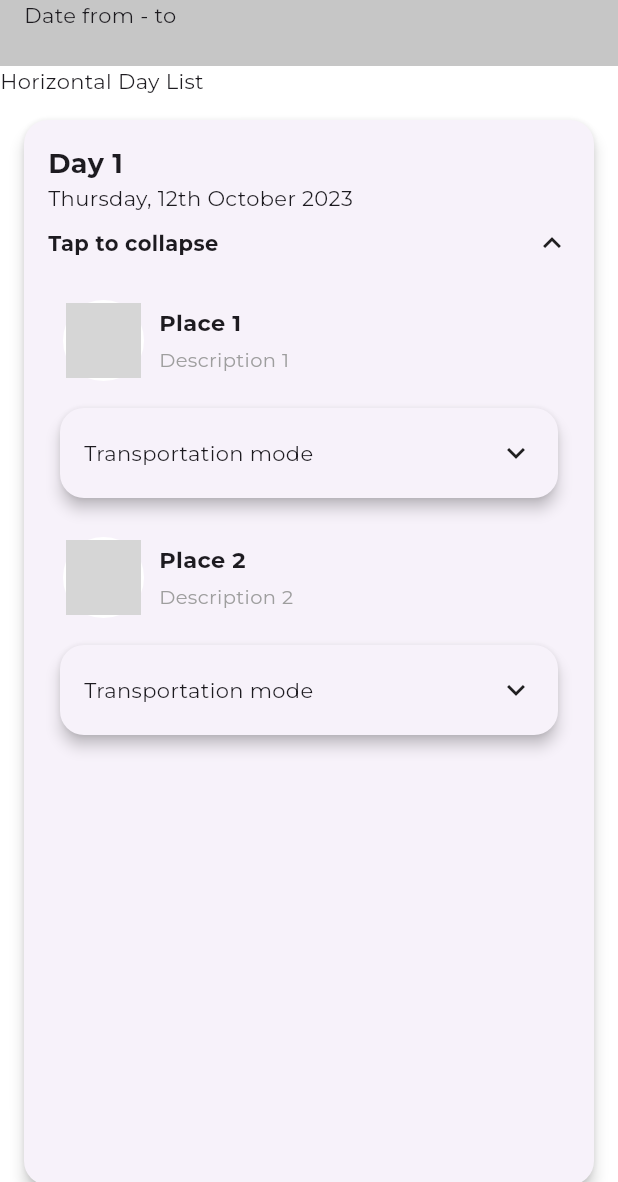
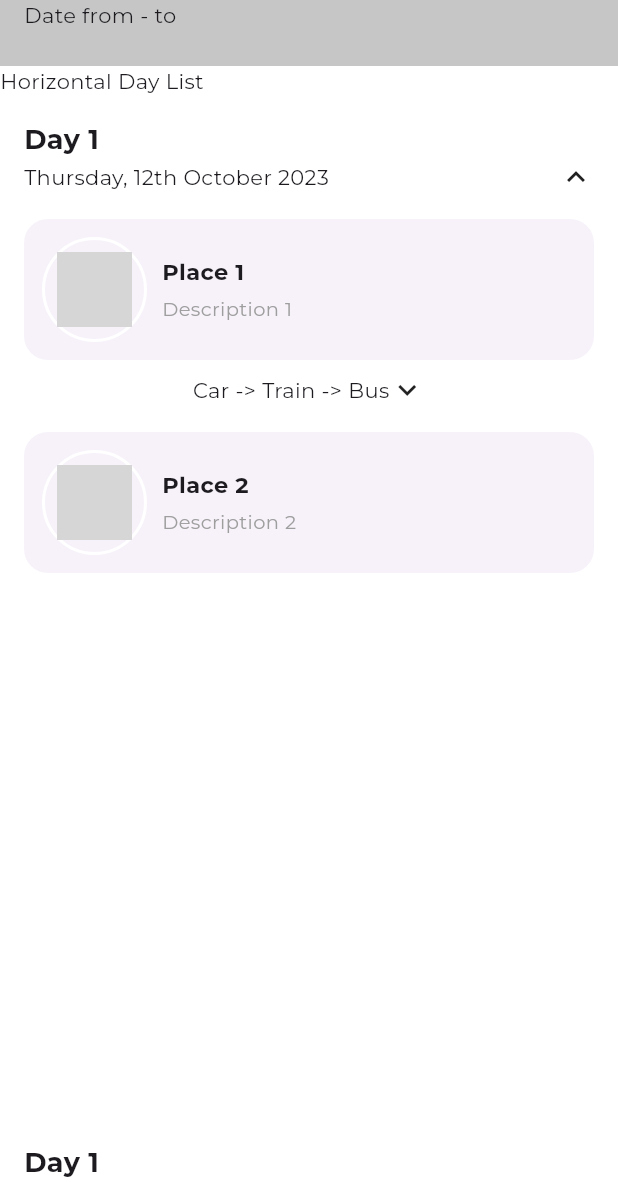
Before and after one commit to Thun-2004/triptery, a Flutter app: the screen it shows after launch, after a tap on "Day 1", on a phone screen of 412 x 824 dp, the part 54-1236 px from its top. Run offline on Flutter 3.47's test engine with Material 3 defaults, Android fonts, the phone set to English and light mode, and no system bars; our stand-ins replace flutter_dotenv, flutter_social_button, flutter_svg, get, google_fonts, google_sign_in and 2 more; accounts and stored records are empty; generated files the repository leaves out were written again; network calls fail; grey boxes are pictures that could not be loaded.

Commit message:
chore(ui): tidy up place card and transport drop down

```diff
--- /dev/null
+++ b/devtools_options.yaml
@@ -0,0 +1,3 @@
+description: This file stores settings for Dart & Flutter DevTools.
+documentation: https://docs.flutter.dev/tools/devtools/extensions#configure-extension-enablement-states
+extensions:
--- /dev/null
+++ b/lib/domain/entities/trip/trip.dart
@@ -0,0 +1,43 @@
+enum TripType { route, dest }
+enum RouteMode { car, motorcycle, publicTransit }
+
+class Trip {
+  final String id;
+  final String planId;
+  final int day;
+  final TripType type;
+
+  final String? placeId;
+  final String? placeName;
+  final String? placeDescription;
+  final String? placeImageUrl;
+  final String? arrivalTime;
+
+  final RouteMode? routeMode;
+  final int? routeTotalTime;
+  final int? routeTotalCost;
+  final int? routeTotalDistance;
+  final String? routeDistance;
+  final String? routeNote;
+
+  final String? note;
+
+  Trip({
+    required this.id,
+    required this.planId,
+    required this.day,
+    required this.type,
+    this.placeId,
+    this.placeName,
+    this.placeDescription,
+    this.placeImageUrl,
+    this.arrivalTime,
+    this.routeMode,
+    this.routeTotalTime,
+    this.routeTotalCost,
+    this.routeTotalDistance,
+    this.routeDistance,
+    this.routeNote,
+    this.note,
+  });
+}
--- a/lib/presentation/widgets/drop_down_area.dart
+++ b/lib/presentation/widgets/drop_down_area.dart
@@ -5,11 +5,17 @@ import 'package:flutter/material.dart';
 class DropDownArea extends StatefulWidget {
   final Widget header;
   final Widget body;
+  final int elevation;
+  final int verticalMargin;
+  final int horizontalMargin;
 
   const DropDownArea({
     super.key,
     required this.header,
     required this.body,
+    required this.elevation,
+    this.verticalMargin = 8,
+    this.horizontalMargin = 8,
   });
 
   @override
@@ -25,7 +31,10 @@ class _DropDownAreaState extends State<DropDownArea> {
   Widget build(BuildContext context) {
     return
        Card(
-        margin: const EdgeInsets.all(8),
+        elevation: widget.elevation.toDouble(),
+        margin: EdgeInsets.symmetric(horizontal: widget.horizontalMargin.toDouble(), vertical: widget.verticalMargin.toDouble()),
+        // margin: const EdgeInsets.all(8),
+        color: Colors.white,
         child: Column(
           mainAxisSize: MainAxisSize.min,
           children : [
@@ -40,7 +49,6 @@ class _DropDownAreaState extends State<DropDownArea> {
             AnimatedSize(
               duration: duration,
               curve: curve,
-              // height: _isExpanded ? 200 : 0, // Adjust height based on expansion
               child: _isExpanded ? widget.body : Container(), // Show body only when expanded
             )
           ]
--- a/lib/presentation/widgets/trip_page/components/day2.dart
+++ b/lib/presentation/widgets/trip_page/components/day2.dart
@@ -185,10 +185,11 @@ class _DayState extends State<Day> {
     // },
   ];
 
+
   @override
   Widget build(BuildContext context) {
-    return Card(
-      margin: const EdgeInsets.all(16),
+    return Container(
+      // margin: const EdgeInsets.all(16),
       child: Column(
         mainAxisSize: MainAxisSize.min,
         children: [
@@ -211,18 +212,12 @@ class _DayState extends State<Day> {
                       fontWeight: FontWeight.bold,
                     ),
                   ),
+                  Row(children: [
                     const Text("Thursday, 12th October 2023"),
-                  const SizedBox(height: 8),
-                  Row(
-                    mainAxisAlignment: MainAxisAlignment.spaceBetween,
-                    children: [
-                      Text(
-                        _isExpanded ? "Tap to collapse" : "Tap to expand",
-                        style: const TextStyle(fontWeight: FontWeight.bold),
-                      ),
+                    const Spacer(),
                     Icon(_isExpanded ? Icons.expand_less : Icons.expand_more),
-                    ],
-                  ),
+                  ],)
+
                 ],
               ),
             ),
@@ -262,12 +257,24 @@ class _DayState extends State<Day> {
                             //     ),
                             child: Column (
                               children : [
+                                Container(
+                                  margin: EdgeInsets.all(0),
+                                  child:
+                                    Column(
+                                      children: [
                                         PlaceCard(
                                           placeName: places[index]["name"]!,
                                           placeDescription: places[index]["description"]!,
                                           placeImage: places[index]["image"]!,
                                         ),
+                                        if (index == places.length - 1)
+                                          const SizedBox(height: 10)
+                                        else
                                           RouteDropdown()
+                                      ],
+                                    )
+                                )
+
                               ]
                             )
                           ),
--- a/lib/presentation/widgets/trip_page/components/place_card.dart
+++ b/lib/presentation/widgets/trip_page/components/place_card.dart
@@ -15,19 +15,25 @@ class PlaceCard extends StatelessWidget {
   @override
   Widget build(BuildContext context) {
     return Card(
-      margin: const EdgeInsets.all(10),
+      // margin: const EdgeInsets.all(20),
       elevation: 0,
-      child: Row(
+      margin: EdgeInsets.symmetric(vertical: 0),
+      child: Padding(
+        padding: const EdgeInsets.all(12),
+        child: Row(
         children: [
           Container(
             decoration: BoxDecoration(
               borderRadius: BorderRadius.circular(100),
               border: Border.all(color: Colors.white, width: 2),
             ),
-            child: CircleAvatar(
+            child: Padding(
+              padding: const EdgeInsets.all(8),
+              child: CircleAvatar(
               backgroundImage: NetworkImage(placeImage),
               radius: 25,
-            ),
+            )
+            )
           ),
           const SizedBox(width: 10),
           Flex(
@@ -51,6 +57,7 @@ class PlaceCard extends StatelessWidget {
           ),
         ],
       ),
+      )
     );
   }
 }
--- a/lib/presentation/widgets/trip_page/components/route_dropdown.dart
+++ b/lib/presentation/widgets/trip_page/components/route_dropdown.dart
@@ -1,3 +1,91 @@
+// import 'package:flutter/material.dart';
+// import 'package:triptery/presentation/widgets/drop_down_area.dart';
+
+// class RouteDropdown extends StatefulWidget {
+//   const RouteDropdown({super.key});
+
+//   @override
+//   State<RouteDropdown> createState() => _RouteDropdownState();
+// }
+
+// class _RouteDropdownState extends State<RouteDropdown> {
+//   @override
+//   Widget build(BuildContext context) {
+//     return DropDownArea(
+//       header: RouteDropdownHeader(),
+//       body: RouteDropdownBody(),
+
+//     );
+//   }
+// }
+
+// class RouteDropdownHeader extends StatelessWidget {
+
+//   const RouteDropdownHeader({super.key});
+
+//   @override
+//   Widget build(BuildContext context) {
+//     return Container(
+//       padding: const EdgeInsets.all(0),
+
+//       width: double.infinity,
+//       height: 40,
+
+//       child: Row(
+//         mainAxisAlignment: MainAxisAlignment.center,
+//         children: [
+//           Row(
+//             children: [
+//               Text('Transportation mode'),
+//             ],
+//           ),
+//           const Icon(Icons.keyboard_arrow_down)
+//         ],
+//       ),
+//     );
+//   }
+// }
+
+// class RouteDropdownBody extends StatefulWidget {
+//   const RouteDropdownBody({super.key});
+
+//   @override
+//   State<RouteDropdownBody> createState() => _RouteDropdownBodyState();
+// }
+
+// class _RouteDropdownBodyState extends State<RouteDropdownBody> {
+//   var selected = 0;
+
+//   final List<Map<String, String>> routes = [
+//     {"mode": "Car -> Train -> Bus", "time": "21mins", "price": "100THB"},
+//     {"mode": "Bus -> Train", "time": "16mins", "price": "140THB"},
+//     {"mode": "Train -> Walk", "time": "22mins", "price": "130THB"},
+//     {"mode": "Train -> Walk", "time": "22mins", "price": "130THB"},
+//   ];
+
+//   @override
+//   Widget build(BuildContext context) {
+//     return Column(
+//       mainAxisSize: MainAxisSize.min,
+//        children : List.generate(routes.length, (i) {
+//           return ListTile(
+//             title: Text(routes[i]['mode']!),
+//             subtitle: Text("${routes[i]["time"]!} · ${routes[i]["price"]!}"),
+//             leading: Radio<int>(
+//               value: i,
+//               groupValue: selected,
+//               onChanged: (int? value) {
+//                 setState(() {
+//                   selected = value!;
+//                 });
+//               },
+//           )
+//           );
+//         }),
+//       );
+//   }
+// }
+
 import 'package:flutter/material.dart';
 import 'package:triptery/presentation/widgets/drop_down_area.dart';
 
@@ -9,51 +97,6 @@ class RouteDropdown extends StatefulWidget {
 }
 
 class _RouteDropdownState extends State<RouteDropdown> {
-  @override
-  Widget build(BuildContext context) {
-    return DropDownArea(
-      header: RouteDropdownHeader(),
-      body: RouteDropdownBody(),
-
-    );
-  }
-}
-
-class RouteDropdownHeader extends StatelessWidget {
-
-  const RouteDropdownHeader({super.key});
-
-  @override
-  Widget build(BuildContext context) {
-    return Container(
-      padding: const EdgeInsets.all(16),
-
-      width: double.infinity,
-      height: 60,
-
-      child: Row(
-        mainAxisAlignment: MainAxisAlignment.spaceBetween,
-        children: [
-          Row(
-            children: [
-              Text('Transportation mode'),
-            ],
-          ),
-          const Icon(Icons.keyboard_arrow_down)
-        ],
-      ),
-    );
-  }
-}
-
-class RouteDropdownBody extends StatefulWidget {
-  const RouteDropdownBody({super.key});
-
-  @override
-  State<RouteDropdownBody> createState() => _RouteDropdownBodyState();
-}
-
-class _RouteDropdownBodyState extends State<RouteDropdownBody> {
   var selected = 0;
 
   final List<Map<String, String>> routes = [
@@ -65,16 +108,26 @@ class _RouteDropdownBodyState extends State<RouteDropdownBody> {
 
   @override
   Widget build(BuildContext context) {
-    return Column(
-      // padding: const EdgeInsets.all(16),
-      // width: double.infinity,
-      // constraints: const BoxConstraints(maxHeight: 300),
-      mainAxisSize: MainAxisSize.min,
+    return DropDownArea(
+      elevation: 0,
+      verticalMargin: 0,
+      header: Container(
+        padding: const EdgeInsets.all(0),
 
-      // child: Column(
-      //   mainAxisSize : MainAxisSize.min,
-      //   children:
-       children : List.generate(routes.length, (i) {
+        width: double.infinity,
+        height: 40,
+
+        child: Row(
+          mainAxisAlignment: MainAxisAlignment.center,
+          children: [
+            Row(children: [Text(routes[selected]['mode']!)]),
+            const Icon(Icons.keyboard_arrow_down),
+          ],
+        ),
+      ),
+      body: Column(
+        mainAxisSize: MainAxisSize.min,
+        children: List.generate(routes.length, (i) {
           return ListTile(
             title: Text(routes[i]['mode']!),
             subtitle: Text("${routes[i]["time"]!} · ${routes[i]["price"]!}"),
@@ -86,9 +139,10 @@ class _RouteDropdownBodyState extends State<RouteDropdownBody> {
                   selected = value!;
                 });
               },
-          )
+            ),
           );
         }),
-      );
+      ),
+    );
   }
 }
```
Also changed, not shown: lib/data/mock/mock_trips.dart (added, +115 -0 lines). Lines whose indentation alone changed are shown as unchanged.
